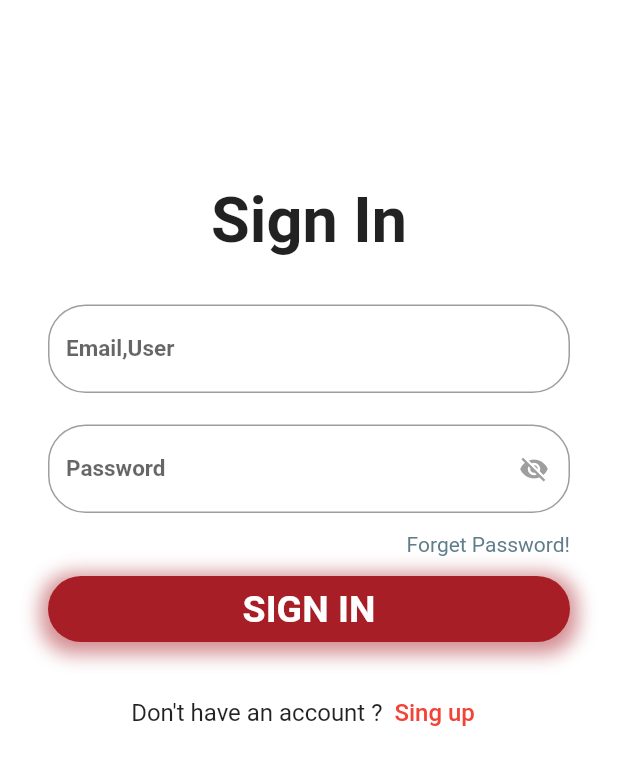
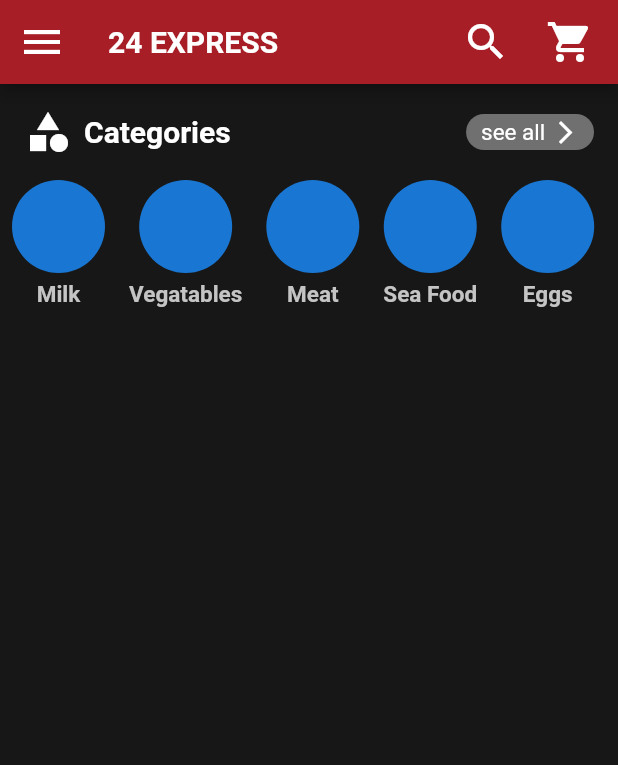
Before and after one commit to AhmedElhenidy/r7_first_app, a Flutter app: the screen it shows after launch, after a tap on "SIGN IN", on a phone screen of 412 x 824 dp. Shown: the top 765 px of the screen. Run offline on Flutter 3.47's test engine with Material 2 defaults, Android fonts, the light colour scheme and no system bars.

Commit message:
home screen design

```diff
--- /dev/null
+++ b/lib/presentation/screens/home_screen.dart
@@ -0,0 +1,111 @@
+import 'package:flutter/material.dart';
+
+class HomeScreen extends StatelessWidget{
+final List<String> categoriesNames = [
+  "Milk",
+  "Vegatables",
+  "Meat",
+  "Sea Food",
+  "Eggs",
+];
+  @override
+  Widget build(BuildContext context){
+    return Scaffold(
+      backgroundColor: Color(0xFF171717),
+      appBar: AppBar(
+        backgroundColor: Color(0xffA71E27),
+        leading: InkWell(
+          onTap: (){},
+          child: Icon(Icons.menu,color: Colors.white,size: 32,),
+        ),
+        title: Text("24 EXPRESS",
+          style: TextStyle(
+            color: Colors.white,
+            fontSize: 20,
+            fontWeight: FontWeight.bold,
+          ),
+        ),
+        actions: [
+          Icon(Icons.search,color: Colors.white,size: 32,),
+          SizedBox(width: 24,),
+          Icon(Icons.shopping_cart,color: Colors.white,size: 32,),
+          SizedBox(width: 16,),
+        ],
+      ),
+      body: ListView(
+        children: [
+          Padding(
+            padding: const EdgeInsets.all(16.0),
+            child: Row(
+              children: [
+                Icon(Icons.category,color: Colors.white,size: 32,),
+                SizedBox(width: 8,),
+                Text("Categories ",
+                  style: TextStyle(
+                    color: Colors.white,
+                    fontSize: 20,
+                    fontWeight: FontWeight.bold,
+                  ),
+                ),
+                Spacer(),
+                Container(
+                  height: 24,
+                  // width: 72,
+                  padding: EdgeInsets.symmetric(horizontal: 10),
+                  decoration: BoxDecoration(
+                    color: Color(0xff707070),
+                    borderRadius: BorderRadius.circular(13),
+                  ),
+                  child: Row(
+                    mainAxisAlignment: MainAxisAlignment.center,
+                    children: [
+                      Text("see all",
+                        style: TextStyle(
+                          color: Colors.white,
+                          fontSize: 15,
+                          fontWeight: FontWeight.normal,
+                        ),
+                      ),
+                      SizedBox(width: 4.5,),
+                      Icon(Icons.arrow_forward_ios,
+                        color: Colors.white,size: 18,),
+
+                    ],
+                  ),
+                )
+              ],
+            ),
+          ),
+          SizedBox(
+            height: 100,
+            child: ListView.builder(
+              itemCount: categoriesNames.length,
+              scrollDirection: Axis.horizontal,
+              itemBuilder: (context,index){
+                return Padding(
+                  padding: const EdgeInsets.symmetric(horizontal: 8.0),
+                  child: Column(
+                    children: [
+                      CircleAvatar(
+                        radius: 31,
+                      ),
+                      SizedBox(height: 5,),
+                      Text(categoriesNames[index],
+                        style: TextStyle(
+                          color: Color(0xffC4C4C4),
+                          fontSize: 15,
+                          fontWeight: FontWeight.bold,
+                        ),
+                      ),
+
+                    ],
+                  ),
+                );
+              },
+            ),
+          ),
+        ],
+      ),
+    );
+  }
+}
--- a/lib/presentation/screens/sign_in_screen.dart
+++ b/lib/presentation/screens/sign_in_screen.dart
@@ -1,5 +1,5 @@
-import 'package:flutter/cupertino.dart';
 import 'package:flutter/material.dart';
+import 'package:r7_first_app/presentation/screens/home_screen.dart';
 import 'package:r7_first_app/presentation/screens/sign_up_screen.dart';
 
 class SignInScreen extends StatelessWidget{
@@ -93,7 +93,9 @@ class SignInScreen extends StatelessWidget{
               ),
               InkWell(
                 onTap: (){
-
+                  Navigator.pushAndRemoveUntil(context,
+                      MaterialPageRoute(builder: (c)=>HomeScreen())
+                      , (route) => false);
                 },
                 child: Container(
                   height: 44,
```
